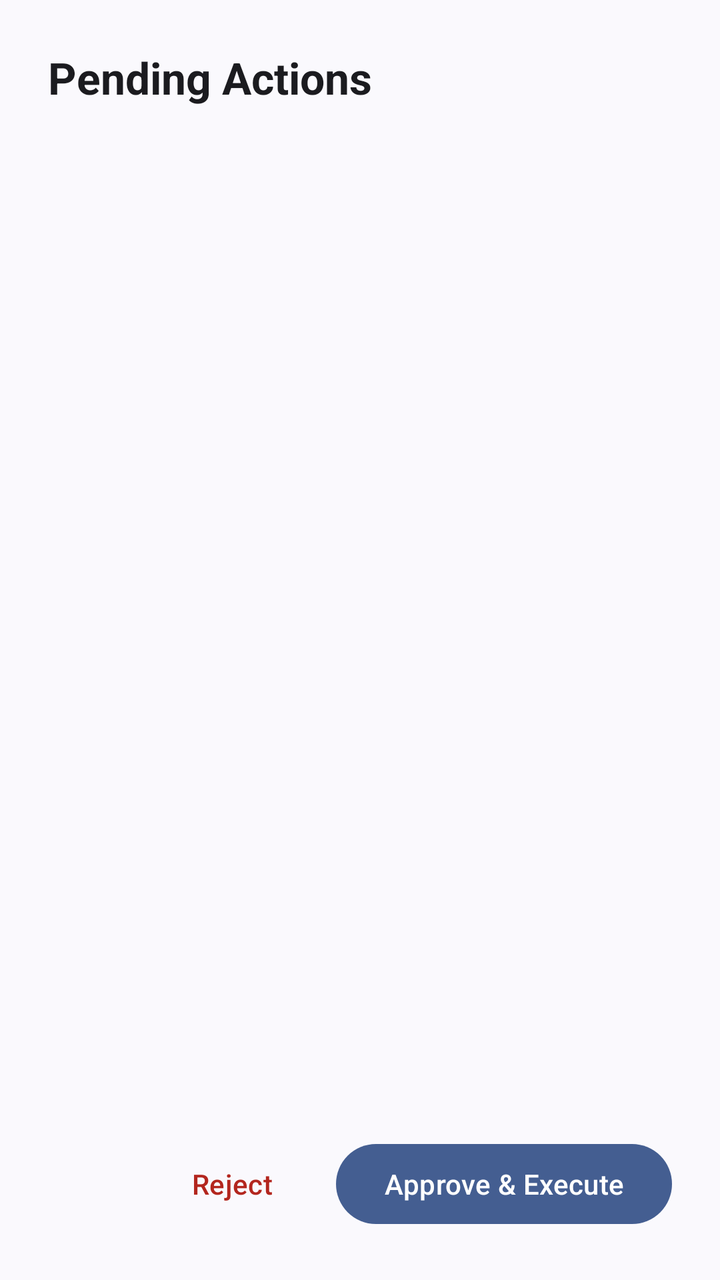
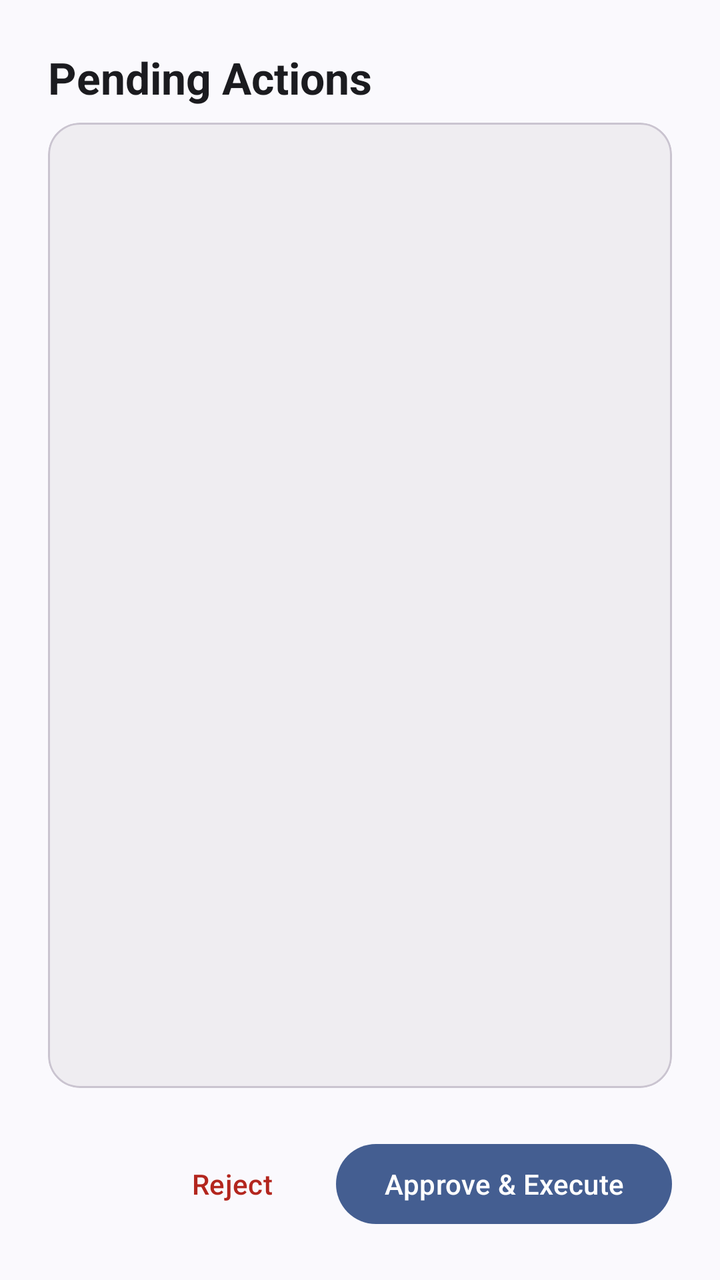

Screens rendered from an Android XML layout before and after an edit, with the pre-edit source and the edit as a unified diff.
<!-- AndroidManifest.xml: application theme Theme.CodeAssist -->
<!-- res/layout/bottom_sheet_confirmation.xml -->
<?xml version="1.0" encoding="utf-8"?>
<LinearLayout xmlns:android="http://schemas.android.com/apk/res/android"
    xmlns:app="http://schemas.android.com/apk/res-auto"
    android:layout_width="match_parent"
    android:layout_height="wrap_content"
    android:orientation="vertical"
    android:padding="24dp"
    android:background="?attr/colorSurface">

    <TextView
        android:id="@+id/tvTitle"
        android:layout_width="match_parent"
        android:layout_height="wrap_content"
        android:text="Pending Actions"
        android:textAppearance="?attr/textAppearanceTitleLarge"
        android:textColor="?attr/colorOnSurface"
        android:textStyle="bold"
        android:layout_marginBottom="8dp"/>

    <com.google.android.material.progressindicator.LinearProgressIndicator
        android:id="@+id/executionProgress"
        android:layout_width="match_parent"
        android:layout_height="wrap_content"
        android:indeterminate="true"
        android:visibility="gone"
        android:layout_marginBottom="16dp"
        app:trackCornerRadius="4dp"/>

    <ScrollView
        android:layout_width="match_parent"
        android:layout_height="0dp"
        android:layout_weight="1"
        android:fadeScrollbars="false"
        android:layout_marginBottom="24dp">

        <TextView
            android:id="@+id/tvCommandSummary"
            android:layout_width="match_parent"
            android:layout_height="wrap_content"
            android:textAppearance="?attr/textAppearanceBodyMedium"
            android:textColor="?attr/colorOnSurfaceVariant"
            android:fontFamily="monospace"/>
    </ScrollView>

    <LinearLayout
        android:layout_width="match_parent"
        android:layout_height="wrap_content"
        android:orientation="horizontal"
        android:gravity="end">

        <com.google.android.material.button.MaterialButton
            android:id="@+id/btnReject"
            style="@style/Widget.Material3.Button.TextButton"
            android:layout_width="wrap_content"
            android:layout_height="wrap_content"
            android:text="Reject"
            android:textColor="?attr/colorError"
            android:layout_marginEnd="8dp"/>

        <com.google.android.material.button.MaterialButton
            android:id="@+id/btnCopyError"
            style="@style/Widget.Material3.Button.TonalButton"
            android:layout_width="wrap_content"
            android:layout_height="wrap_content"
            android:text="Copy Error"
            android:visibility="gone"
            android:layout_marginEnd="8dp" />

        <com.google.android.material.button.MaterialButton
            android:id="@+id/btnApprove"
            style="@style/Widget.Material3.Button"
            android:layout_width="wrap_content"
            android:layout_height="wrap_content"
            android:text="Approve &amp; Execute" />
    </LinearLayout>

</LinearLayout>
<!-- resources referenced by this layout -->
<resources>
  <style name="Theme.CodeAssist" parent="Theme.Material3.DynamicColors.DayNight.NoActionBar">
          
          <item name="android:statusBarColor">?attr/colorSurface</item>
          <item name="android:windowLightStatusBar">true</item>
      </style>
</resources>

<!-- the commit's change to res/layout/bottom_sheet_confirmation.xml (unified diff, before → after) -->
@@ -26,21 +26,32 @@
         android:layout_marginBottom="16dp"
         app:trackCornerRadius="4dp"/>
 
-    <ScrollView
+    <com.google.android.material.card.MaterialCardView
         android:layout_width="match_parent"
         android:layout_height="0dp"
         android:layout_weight="1"
-        android:fadeScrollbars="false"
-        android:layout_marginBottom="24dp">
+        android:layout_marginBottom="24dp"
+        app:cardCornerRadius="16dp"
+        app:cardElevation="0dp"
+        app:strokeWidth="1dp"
+        app:strokeColor="?attr/colorOutlineVariant"
+        app:cardBackgroundColor="?attr/colorSurfaceContainer">
 
-        <TextView
-            android:id="@+id/tvCommandSummary"
+        <ScrollView
             android:layout_width="match_parent"
-            android:layout_height="wrap_content"
-            android:textAppearance="?attr/textAppearanceBodyMedium"
-            android:textColor="?attr/colorOnSurfaceVariant"
-            android:fontFamily="monospace"/>
-    </ScrollView>
+            android:layout_height="match_parent"
+            android:fadeScrollbars="false">
+
+            <TextView
+                android:id="@+id/tvCommandSummary"
+                android:layout_width="match_parent"
+                android:layout_height="wrap_content"
+                android:textAppearance="?attr/textAppearanceBodyMedium"
+                android:textColor="?attr/colorOnSurfaceVariant"
+                android:fontFamily="monospace"
+                android:padding="16dp"/>
+        </ScrollView>
+    </com.google.android.material.card.MaterialCardView>
 
     <LinearLayout
         android:layout_width="match_parent"
<!-- resource entries referenced after the edit -->
@@ -3,7 +3,7 @@
   <style name="Theme.CodeAssist" parent="Theme.Material3.DynamicColors.DayNight.NoActionBar">
           
           <item name="android:statusBarColor">?attr/colorSurface</item>
-          <item name="android:windowLightStatusBar">true</item>
+          <item name="android:windowLightStatusBar">false</item>
       </style>
 </resources>
 
